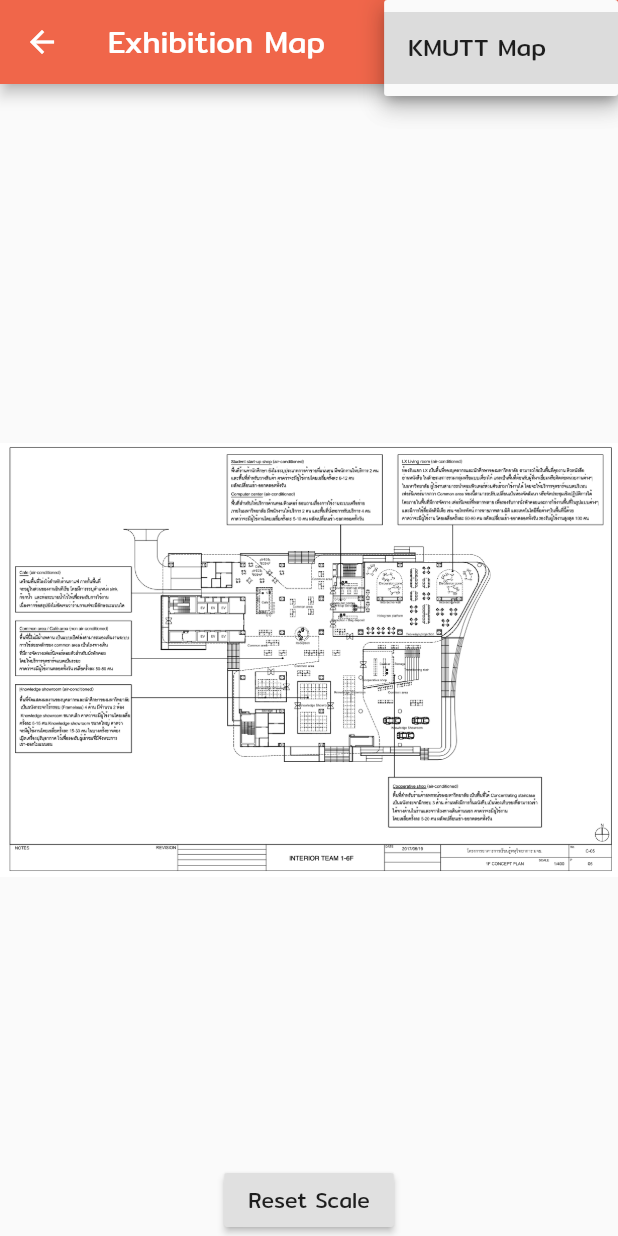
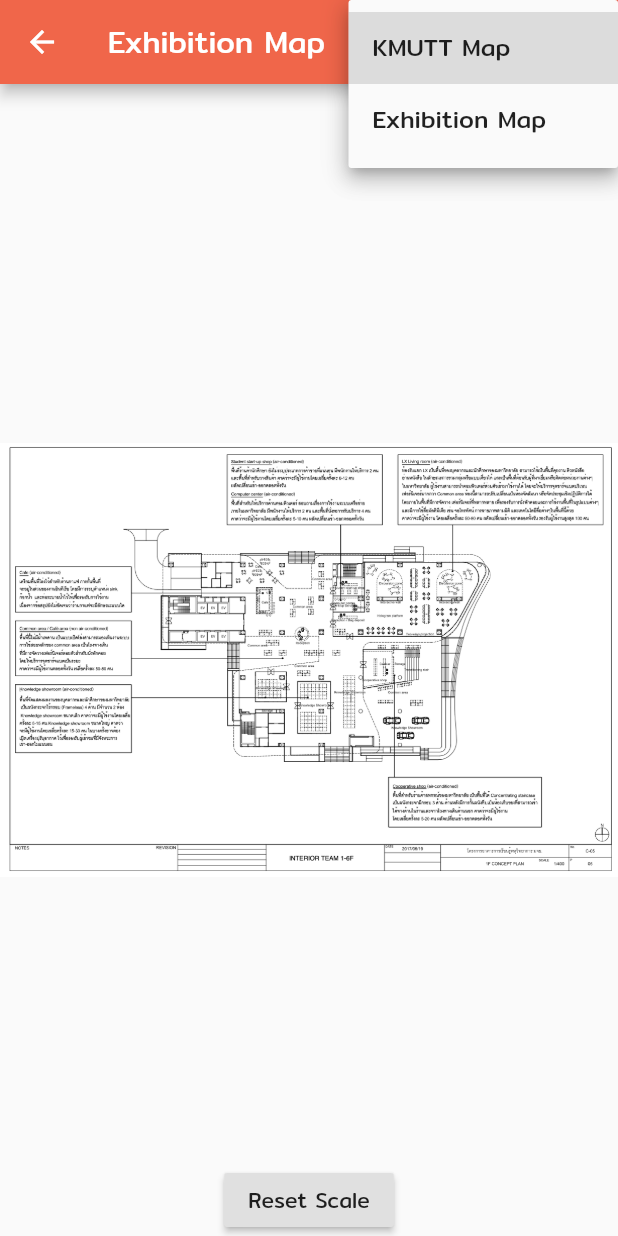
Before and after one commit to Kantaponruj/aboutLX, a Flutter app: the ControllerPhotoViewPage screen opened directly, after a tap on the "arrow drop down" icon, on a phone screen of 412 x 824 dp. Run offline on Flutter 3.47's test engine with Material 2 defaults, Android fonts, the phone set to English and light mode, and no system bars; drawn by our look-alikes of photo_view; our stand-ins replace cloud_firestore, firebase_auth, flutter_spinkit, google_maps_flutter; accounts and stored records are empty.

Commit message:
[add]dropdown

```diff
--- a/lib/screen/exhibitionMap.dart
+++ b/lib/screen/exhibitionMap.dart
@@ -1,3 +1,4 @@
+import 'package:aboutlx/screen/KMUTTmap.dart';
 import 'package:flutter/material.dart';
 import 'package:flutter/rendering.dart';
 import 'package:photo_view/photo_view.dart';
@@ -11,7 +12,7 @@ class ControllerPhotoViewPage extends StatefulWidget {
 
 class _ControllerPhotoViewPageState extends State<ControllerPhotoViewPage> {
   PhotoViewController photoViewController;
-  var _kmuttmap = ['KMUTT Map'];
+  String _selectedMap = null;
 
   @override
   void initState() {
@@ -32,16 +33,26 @@ class _ControllerPhotoViewPageState extends State<ControllerPhotoViewPage> {
         title: Text('Exhibition Map'),
         actions: <Widget>[
 
-          DropdownButton<String>(
-            items: _kmuttmap.map((String dropDownStringItem) {
-              return DropdownMenuItem<String>(
-                value: dropDownStringItem,
-                child: Text(dropDownStringItem),
-                );
-            }).toList(),
-            onChanged: (String value) {
-
-            },
+          DropdownButton(
+                value: _selectedMap,
+                items: _dropDownItem(),
+                onChanged: (value) {
+                  _selectedMap=value;
+                  switch(value){
+                    case "Exhibition Map" :
+                      Navigator.push(
+                        context,
+                        MaterialPageRoute(builder: (context) => ControllerPhotoViewPage()),
+                      );
+                      break;
+                    case "KMUTT Map" :
+                      Navigator.push(
+                        context,
+                        MaterialPageRoute(builder: (context) => KMUTTmap()),
+                      );
+                      break;
+                  }
+                },
           )
         ],
       ),
@@ -59,6 +70,17 @@ class _ControllerPhotoViewPageState extends State<ControllerPhotoViewPage> {
         ]
       ),
     );
+  }
+
+  List<DropdownMenuItem<String>> _dropDownItem() {
+    List<String> maps = ['KMUTT Map','Exhibition Map'];
+    return maps.map(
+            (value) =>
+            DropdownMenuItem(
+              value: value,
+              child: Text(value),
+            )
+    ).toList();
   }
 
   PhotoView _buildPhotoView(BuildContext context) {
```
Also changed, not shown: lib/screen/KMUTTmap.dart (+40 -0 lines).
